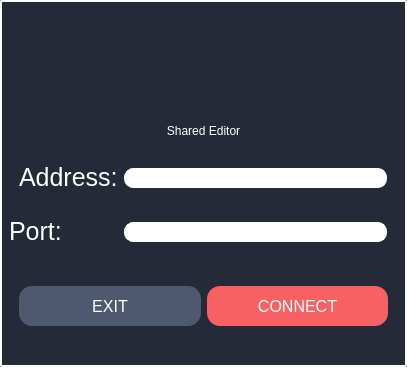
Above: src/client/gui/ui/dialog_connect.ui from aleoli/Shared-Editor before the change. Below: the same form after it.
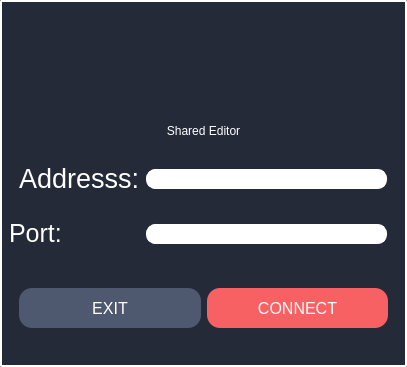
That is the form after the change. Icons and pictures are not drawn.

Commit message: allineato le due label

Diff of the .ui file:
```diff
--- a/src/client/gui/ui/dialog_connect.ui
+++ b/src/client/gui/ui/dialog_connect.ui
@@ -66,6 +66,18 @@
     </item>
     <item row="1" column="1">
      <widget class="QLineEdit" name="ledit_IP">
+      <property name="sizePolicy">
+       <sizepolicy hsizetype="Expanding" vsizetype="Fixed">
+        <horstretch>0</horstretch>
+        <verstretch>0</verstretch>
+       </sizepolicy>
+      </property>
+      <property name="minimumSize">
+       <size>
+        <width>0</width>
+        <height>0</height>
+       </size>
+      </property>
       <property name="styleSheet">
        <string notr="true">QLineEdit{
 background: white;
@@ -179,17 +191,22 @@
     </item>
     <item row="2" column="1">
      <widget class="QLineEdit" name="ledit_Port">
+      <property name="sizePolicy">
+       <sizepolicy hsizetype="Preferred" vsizetype="Fixed">
+        <horstretch>0</horstretch>
+        <verstretch>0</verstretch>
+       </sizepolicy>
+      </property>
       <property name="styleSheet">
        <string notr="true">QLineEdit{
 background: white;
 border:1px solid white;
 border-radius: 9px;
-padding: 1 8px;
+padding: 1 10px;
 color: #242A38;
 margin-right: 11px;
 margin-top: 2px;
 selection-background-color: #f76163;
-margin-bottom: 0px;
 }
 </string>
       </property>
@@ -200,6 +217,12 @@
       <property name="enabled">
        <bool>true</bool>
       </property>
+      <property name="sizePolicy">
+       <sizepolicy hsizetype="Preferred" vsizetype="Preferred">
+        <horstretch>0</horstretch>
+        <verstretch>0</verstretch>
+       </sizepolicy>
+      </property>
       <property name="minimumSize">
        <size>
         <width>0</width>
@@ -210,12 +233,12 @@
        <string notr="true">QLabel{
 border: 0px solid none;
 color: white;
-font-size: 25px;
-qproperty-alignment: 'AlignRight|AlignVCenter';
+font-size: 27px;
+qproperty-alignment: 'AlignLeft|AlignVCenter';
 }</string>
       </property>
       <property name="text">
-       <string>Address:</string>
+       <string>Addresss:</string>
       </property>
       <property name="margin">
        <number>0</number>
```
Left out of the diff: 7 changed lines with no effect on the pictures.
